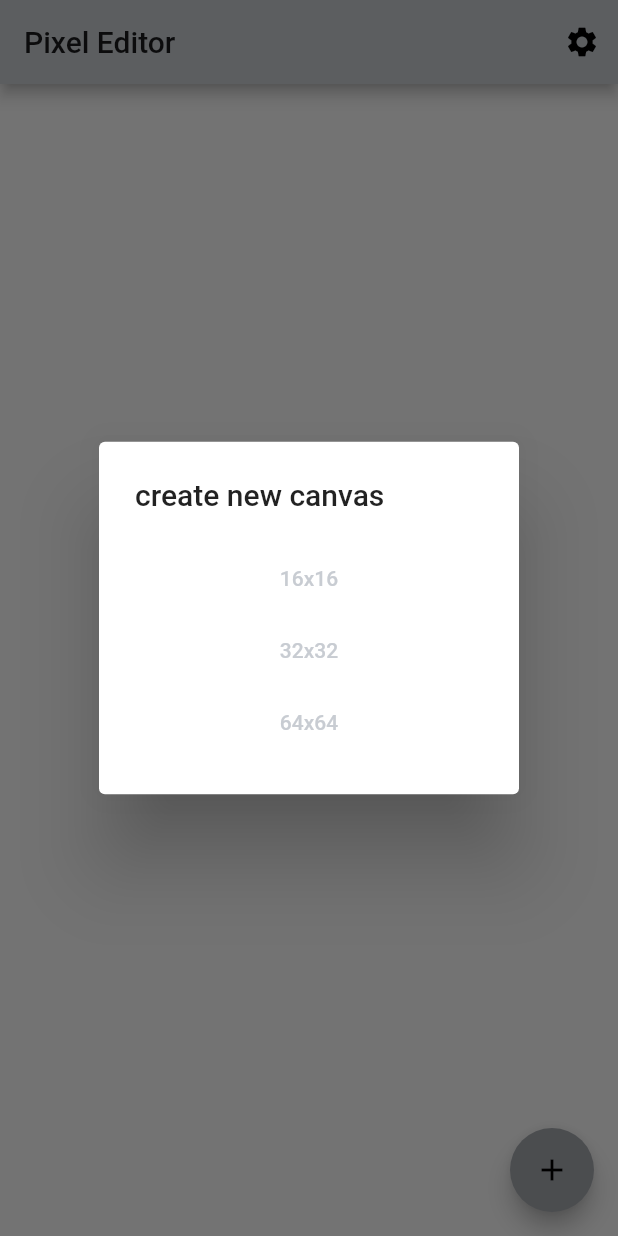
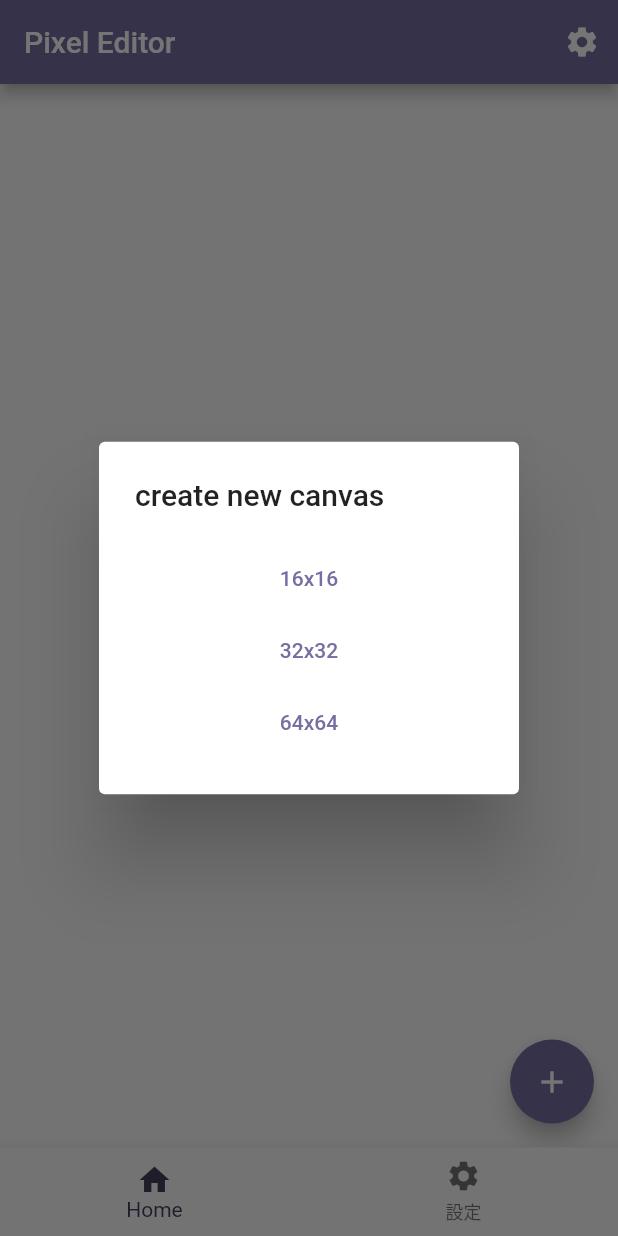
Before and after one commit to kyoichi001/flutter_app, a Flutter app: the screen it shows after launch, after a tap on the "add" icon, on a phone screen of 412 x 824 dp. Run offline on Flutter 3.47's test engine with Material 2 defaults, Android fonts, the phone set to English and light mode, and no system bars.

Commit message:
change works view to GridView

```diff
--- a/lib/dotDrawer/mainEditor.dart
+++ b/lib/dotDrawer/mainEditor.dart
@@ -199,7 +199,7 @@ class _MainEditorWidgetState extends State<MainEditorWidget> {
     });
   }
 
-  void onOptionSelected(FileOption option) {
+  void onOptionSelected(FileOption option) async {
     if (option == FileOption.save) {
       widget.onSave();
     } else if (option == FileOption.load) {//画像からよみこみ
@@ -210,8 +210,8 @@ class _MainEditorWidgetState extends State<MainEditorWidget> {
     } else if (option == FileOption.export) {
       widget.onExport();
     } else if (option == FileOption.close) {
-      widget.onSave();
-      Navigator.pop(context);
+      await widget.onSave();
+      Navigator.pop(context,true);
     }
   }
 
--- a/lib/homepage.dart
+++ b/lib/homepage.dart
@@ -14,6 +14,10 @@ class _MyHomePageState extends State<HomePage> {
 
   @override
   Widget build(BuildContext context) {
+    print("Works rebuilt");
+    //実行しないとサムネが適用されない
+    imageCache.clear();
+    imageCache.clearLiveImages();
     return Scaffold(
       body: FutureBuilder(
           future: FileSave.loadFiles(),
@@ -22,14 +26,55 @@ class _MyHomePageState extends State<HomePage> {
             List<Widget> list = [];
             // 通信中はスピナーを表示
             if (snapshot.connectionState != ConnectionState.done) {
-              return CircularProgressIndicator();
+              return const Center(
+                  child: CircularProgressIndicator()
+              );
             }
             if (snapshot.hasData) {
+              if (snapshot.data.length == 0) {
+                return const Center(
+                    child: Text("there is no item")
+                );
+              }
               for (int i = 0; i < snapshot.data.length; i++) {
                 list.add(
-                  WorkWidget(
-                    info: snapshot.data[i],
-                    onSelected: workWidgetSelected,
+                    getWorkWidget(snapshot.data[i])
+                );
+              }
+              return GridView.builder(
+                  itemCount: list.length,
+                  gridDelegate: SliverGridDelegateWithFixedCrossAxisCount(
+                    crossAxisCount: 2,
+                  ),
+                  itemBuilder: (BuildContext context, int index) {
+                    return list[index];
+                  });
+              /*return Wrap(
+                spacing: 5,
+                direction: Axis.horizontal,
+                children: list,
+              );*/
+            } else {
+              return const Center(
+                  child: Text("there is no item")
+              );
+            }
+          }),
+      floatingActionButton: FloatingActionButton(
+        heroTag: "new item",
+        onPressed: newItem,
+        tooltip: 'new item',
+        child: const Icon(Icons.add),
+      ),
+    );
+  }
+
+  Widget getWorkWidget(SaveFileInfo info) {
+    return WorkWidget(
+        info: info,
+        onSelected: (info) {
+          workWidgetSelected(info);
+        },
         onOptionSelected: (var option) {
           if (option == WorkOption.export) {
 
@@ -38,28 +83,25 @@ class _MyHomePageState extends State<HomePage> {
               context: context,
               builder: (_) {
                 return AlertDialog(
-                              title: Text("確認"),
-                              content: Text("削除しますか？"),
+                  title: const Text("確認"),
+                  content:const  Text("削除しますか？"),
                   actions: <Widget>[
                     // ボタン領域
                     TextButton(
-                                  child: Text("Cancel"),
+                      child: const Text("Cancel"),
                       onPressed: () => Navigator.pop(context),
                     ),
                     TextButton(
-                                  child: Text("OK"),
-                                  onPressed: () {
+                      child: const Text("OK"),
+                      onPressed: () async {
                         Navigator.pop(context);
-                                    FileSave.delete(snapshot.data[i].filename)
-                                        .then((void e) {
+                        await FileSave.delete(info.filename);
                         setState(() {
-                                        ScaffoldMessenger.of(context)
-                                            .showSnackBar(
+                          ScaffoldMessenger.of(context).showSnackBar(
                             SnackBar(
                               content: const Text('data deleted'),
                             ),
                           );
-                                      });
                         });
                       },
                     ),
@@ -70,25 +112,7 @@ class _MyHomePageState extends State<HomePage> {
           } else if (option == WorkOption.rename) {
 
           }
-                    },
-                  ),
-                );
         }
-              return Wrap(
-                spacing: 5,
-                direction: Axis.horizontal,
-                children: list,
-              );
-            } else {
-              return Text("there is no item");
-            }
-          }),
-      floatingActionButton: FloatingActionButton(
-        heroTag: "new item",
-        onPressed: newItem,
-        tooltip: 'new item',
-        child: Icon(Icons.add),
-      ),
     );
   }
 
@@ -111,11 +135,12 @@ class _MyHomePageState extends State<HomePage> {
         }
     );
   }
-
-  void workWidgetSelected(SaveFileInfo info) {
-    Navigator.push(
+//https://qiita.com/sjiro/items/d2bbceac0c27c71f7b2e
+  void workWidgetSelected(SaveFileInfo info) async {
+    print("page changing");
+    final result=await Navigator.push(
         context,
-        MaterialPageRoute(
+        MaterialPageRoute<bool>(
           builder: (context) =>
               EditorPage(
                 fileName: info.filename,
@@ -126,6 +151,10 @@ class _MyHomePageState extends State<HomePage> {
               ),
         )
     );
+    print("page returned");
+    if(result){
+      setState(() {});
+    }
   }
 
   Widget getButton(int sizeX, int sizeY) {
@@ -137,12 +166,14 @@ class _MyHomePageState extends State<HomePage> {
     );
   }
 
-  void sceneChange(int sizeX, int sizeY) {
-    FileSave.getNewFileName().then((String filename) {
+  void sceneChange(int sizeX, int sizeY) async {
+    print("page changing");
+    String filename=await FileSave.getNewFileName();
+
     Navigator.pop(context); //popupを削除
-      Navigator.push(
+    final result=await Navigator.push(
         context,
-          MaterialPageRoute(
+        MaterialPageRoute<bool>(
             builder: (context) {
               return EditorPage(
                 fileName: filename,
@@ -154,7 +185,10 @@ class _MyHomePageState extends State<HomePage> {
             }
         )
     );
-    });
+    print("page returned");
+    if(result){
+      setState(() {});
+    }
   }
 
 }
--- a/lib/main.dart
+++ b/lib/main.dart
@@ -1,7 +1,6 @@
 import 'package:flutter/material.dart';
-import 'package:flutter/rendering.dart';
 import 'package:flutter_app/settingsPage.dart';
-import 'debugConsole.dart';
+import 'package:flutter_app/theme.dart';
 import 'homepage.dart';
 
 void main() {
@@ -12,38 +11,27 @@ void main() {
 
 class MyApp extends StatelessWidget {
   const MyApp({Key key}) : super(key: key);
-  //https://zenn.dev/sugitlab/articles/bef3a05963680a
-  static const MaterialColor white = MaterialColor(
-    0xFFC8CCD2,
-    <int, Color>{
-      50: Color(0xFFFCFCFF),
-      100: Color(0xFFF2F6FA),
-      200: Color(0xFFEFF2F6),
-      300: Color(0xFFDFE6EA),
-      400: Color(0xFFCACFD4),
-      500: Color(0xFFA3A7AD),
-      600: Color(0xFF85878E),
-      700: Color(0xFF75767D),
-      800: Color(0xFF5C5C61),
-      900: Color(0xFF444447),
-    },
-  );
 
   @override
   Widget build(BuildContext context) {
     return MaterialApp(
       title: 'Flutter Demo',
       theme: ThemeData(
-        primarySwatch: MyApp.white,
+        primarySwatch: AppTheme.materialBlue,
       ),
       home: MainWiget()
     );
   }
 }
 
-class MainWiget extends StatelessWidget {
+class MainWiget extends StatefulWidget {
   const MainWiget({Key key}) : super(key: key);
+  @override
+  MainWigetState createState() => MainWigetState();
+}
 
+class MainWigetState extends State<MainWiget> {
+int _selectedIndex=0;
   @override
   Widget build(BuildContext context) {
     return Scaffold(
@@ -52,23 +40,41 @@ class MainWiget extends StatelessWidget {
         actions: <Widget>[
           IconButton(
             icon: Icon(Icons.settings),
-            onPressed: () {
-              Navigator.push(
+            onPressed: () async{
+              await Navigator.push(
                   context,
-                  MaterialPageRoute(
-                    builder: (context) =>
-                        SettingsPage(
-                        ),
+                  MaterialPageRoute<bool>(
+                    builder: (context) => SettingsPage(),
                   )
               );
+              setState(() {});
             },
           ),
         ],
       ),
-      body:
-      Center(
+      body: Center(
         child: HomePage(),
+      ),
+      bottomNavigationBar: BottomNavigationBar(
+        items: const <BottomNavigationBarItem>[
+          BottomNavigationBarItem(
+            icon: Icon(Icons.home),
+            label: 'Home',
+          ),
+          BottomNavigationBarItem(
+            icon: Icon(Icons.settings),
+            label: '設定',
+          ),
+        ],
+        currentIndex: _selectedIndex,
+        selectedItemColor: AppTheme.materialBlue[800],
+        onTap: _onItemTapped,
       ),
     );
   }
+  void _onItemTapped(int index){
+    setState(() {
+      _selectedIndex = index;
+    });
+  }
 }
--- /dev/null
+++ b/lib/theme.dart
@@ -0,0 +1,21 @@
+import 'package:flutter/material.dart';
+
+class AppTheme{
+
+  //https://zenn.dev/sugitlab/articles/bef3a05963680a
+  static const MaterialColor materialBlue = MaterialColor(
+    0xff756ea1,
+    <int, Color>{
+      50: Color(0xffe8f4fa),
+      100: Color(0xffc9e0eb),
+      200: Color(0xffabc2d2),
+      300: Color(0xff93aaba),
+      400: Color(0xff717e95),
+      500: Color(0xff756ea1),
+      600: Color(0xff5b567e),
+      700: Color(0xff494565),
+      800: Color(0xff433f5c),
+      900: Color(0xff2b283d),
+    },
+  );
+}
```
Also changed, not shown: lib/dotDrawer/canvasPainter.dart (+5 -2 lines), lib/dotDrawer/editorPage.dart (+10 -7 lines), lib/dotDrawer/toolbarWidget.dart (+9 -4 lines), lib/encodeImg.dart (+5 -2 lines), lib/filesave.dart (+13 -2 lines), lib/settingsPage.dart (+5 -5 lines), lib/workWIdget.dart (+8 -13 lines), pubspec.yaml (+8 -1 lines), assets/icon.png (added), assets/icon_background.png (added), assets/icon_foreground.png (added), pubspec.lock, 33 other files. Lines whose indentation alone changed are shown as unchanged.
